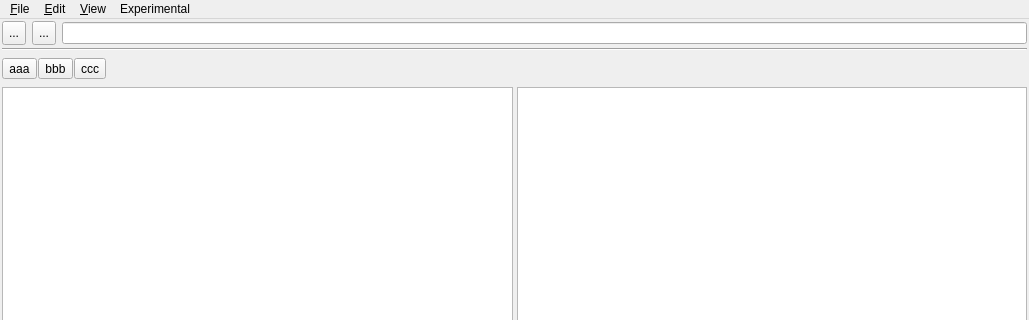
soramimi/TreeWalker, file src/MainWindow.ui: the form before one commit; both pictures show x 0 to 1029 and y 0 to 320 of the 1029 by 597 pixel window.
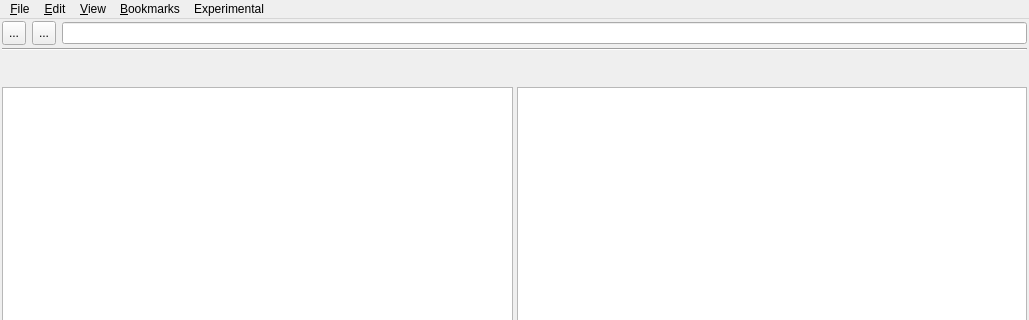
The form after the commit. Custom widgets are drawn as their Qt base class.

Commit message: Add dynamic bookmarks to the menu and toolbar with clickable BookmarkToolButton

The edit to the form file:
```diff
--- a/src/MainWindow.ui
+++ b/src/MainWindow.ui
@@ -189,27 +189,6 @@
          <property name="spacing">
           <number>1</number>
          </property>
-         <item>
-          <widget class="BookmarkToolButton" name="toolButton_3">
-           <property name="text">
-            <string>aaa</string>
-           </property>
-          </widget>
-         </item>
-         <item>
-          <widget class="BookmarkToolButton" name="toolButton_4">
-           <property name="text">
-            <string>bbb</string>
-           </property>
-          </widget>
-         </item>
-         <item>
-          <widget class="BookmarkToolButton" name="toolButton_5">
-           <property name="text">
-            <string>ccc</string>
-           </property>
-          </widget>
-         </item>
          <item>
           <spacer name="horizontalSpacer">
            <property name="orientation">
@@ -388,9 +367,15 @@
     <addaction name="separator"/>
     <addaction name="action_view_hide_item"/>
    </widget>
+   <widget class="QMenu" name="menu_bookmarks">
+    <property name="title">
+     <string>&amp;Bookmarks</string>
+    </property>
+   </widget>
    <addaction name="menu_File"/>
    <addaction name="menu_Edit"/>
    <addaction name="menu_View"/>
+   <addaction name="menu_bookmarks"/>
    <addaction name="menuExperiment"/>
   </widget>
   <widget class="QStatusBar" name="statusBar"/>
@@ -431,11 +416,6 @@
  </widget>
  <layoutdefault spacing="6" margin="11"/>
  <customwidgets>
-  <customwidget>
-   <class>BookmarkToolButton</class>
-   <extends>QToolButton</extends>
-   <header>BookmarkToolButton.h</header>
-  </customwidget>
   <customwidget>
    <class>FileTableView</class>
    <extends>QTableView</extends>
```
Left out of the diff: 2 changed lines with no effect on the pictures. The commit also changes 5 other files.
